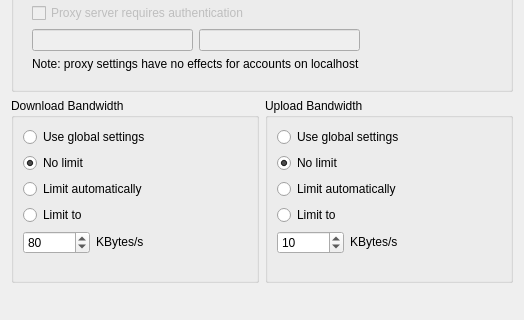
This is src/gui/networksettings.ui in nextmcloud/desktop as Qt 5 draws it before an edit; both pictures show x 0 to 524 and y 207 to 527 of the 524 by 527 pixel window. The edited form follows.
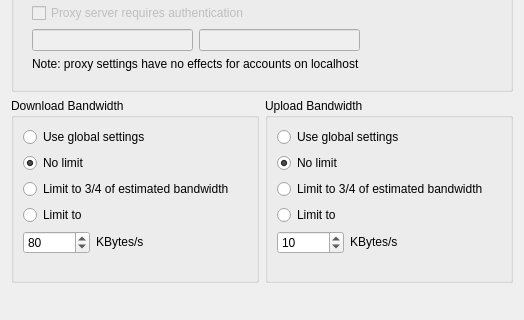
This is the edited form.

Commit message: change bandwidth text

What changed in the file:
```diff
--- a/src/gui/networksettings.ui
+++ b/src/gui/networksettings.ui
@@ -390,7 +390,7 @@
            <string>Limit to 3/4 of estimated bandwidth</string>
           </property>
           <property name="text">
-           <string>Limit automatically</string>
+           <string>Limit to 3/4 of estimated bandwidth</string>
           </property>
          </widget>
         </item>
@@ -437,7 +437,7 @@
            <string>Limit to 3/4 of estimated bandwidth</string>
           </property>
           <property name="text">
-           <string>Limit automatically</string>
+           <string>Limit to 3/4 of estimated bandwidth</string>
           </property>
          </widget>
         </item>
```
